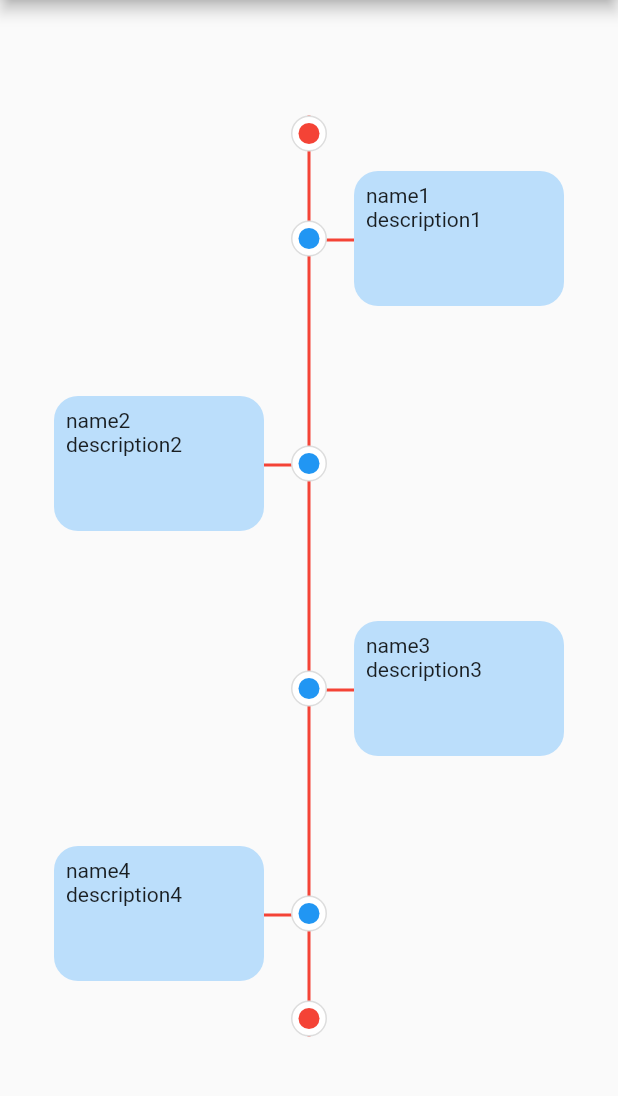
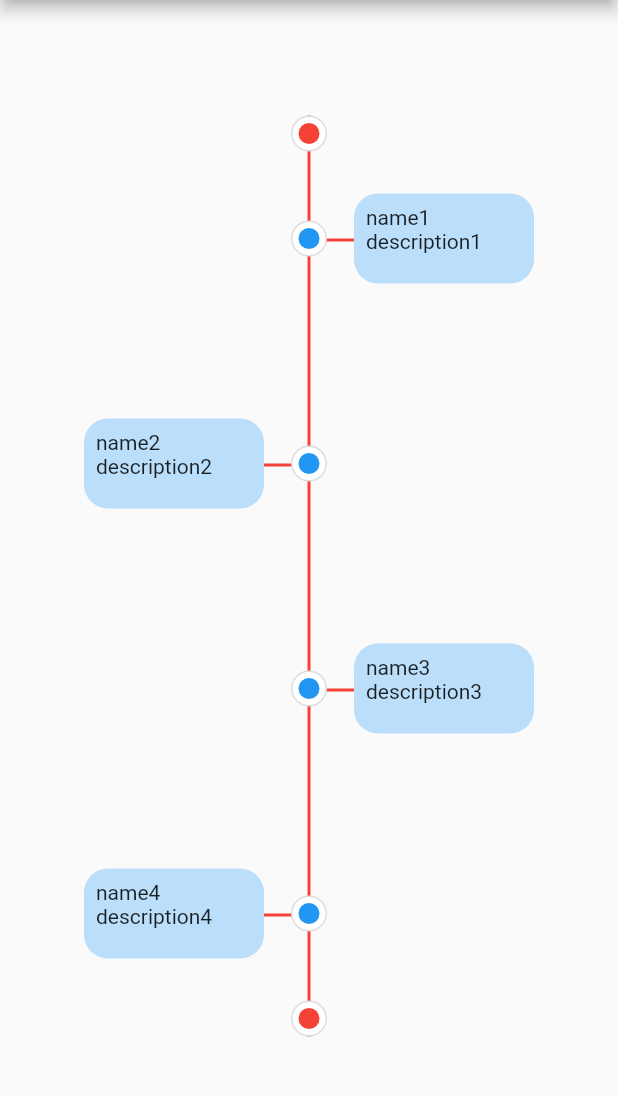
Before and after one commit to ilusi0n/JourneyPath, a Flutter app: the screen it shows after launch, on a phone screen of 412 x 824 dp, the part 84-1180 px from its top. Run offline on Flutter 3.47's test engine with Material 2 defaults, Android fonts, the phone set to English and light mode, and no system bars.

Commit message:
some refactor

```diff
--- a/example/lib/home_page.dart
+++ b/example/lib/home_page.dart
@@ -23,32 +23,13 @@ class HomePage extends StatelessWidget {
     color: Colors.red,
   );
 
-  final listInformationCard = <InformationCard>[
-    InformationCard(
-      name: 'name1',
-      description: 'description1',
-      height: 90,
-      width: 140,
-    ),
-    InformationCard(
-      name: 'name2',
-      description: 'description2',
-      height: 90,
-      width: 140,
-    ),
-    InformationCard(
-      name: 'name3',
-      description: 'description3',
-      height: 90,
-      width: 140,
-    ),
-    InformationCard(
-      name: 'name4',
-      description: 'description4',
-      height: 90,
-      width: 140,
-    )
-  ];
+  final InformationCard informationCard =
+      InformationCard(height: 60, width: 120, list: [
+    InformationCardDetails(name: 'name1', description: 'description1'),
+    InformationCardDetails(name: 'name2', description: 'description2'),
+    InformationCardDetails(name: 'name3', description: 'description3'),
+    InformationCardDetails(name: 'name4', description: 'description4'),
+  ]);
 
   @override
   Widget build(BuildContext context) {
@@ -62,7 +43,7 @@ class HomePage extends StatelessWidget {
             timeline: timeline,
             connectedDot: connectedDot,
             connectedLine: connectedLine,
-            listInformationCard: listInformationCard,
+            listInformationCard: informationCard,
           ),
         ),
       ),
--- a/lib/journey_path.dart
+++ b/lib/journey_path.dart
@@ -2,6 +2,7 @@ library journey_path;
 
 import 'package:flutter/material.dart';
 import 'package:journey_path/models/connected_line.dart';
+import 'package:quiver/strings.dart';
 
 import 'models/models.dart';
 
@@ -10,7 +11,7 @@ class JourneyPath extends StatelessWidget {
   final Timeline timeline;
   final ConnectedDot connectedDot;
   final ConnectedLine connectedLine;
-  final List<InformationCard> listInformationCard;
+  final InformationCard listInformationCard;
   const JourneyPath({
     @required this.timeline,
     @required this.connectedDot,
@@ -111,7 +112,7 @@ class JourneyPath extends StatelessWidget {
   }
 
   List<Widget> _buildInformationCard(
-    List<InformationCard> listInformationCard,
+    InformationCard listInformationCard,
     double screenHalfWidth,
     List<_ConnectedLineModel> listConnectedLine,
   ) {
@@ -119,13 +120,15 @@ class JourneyPath extends StatelessWidget {
     Widget card;
     var index = 0;
 
-    for (var info in listInformationCard) {
+    for (var info in listInformationCard.list) {
       card = Positioned(
         right: listConnectedLine.elementAt(index).isLeft
             ? screenHalfWidth -
-                (info.width + listConnectedLine.elementAt(index).size)
+                (listInformationCard.width +
+                    listConnectedLine.elementAt(index).size)
             : screenHalfWidth + listConnectedLine.elementAt(index).size,
-        top: listConnectedLine.elementAt(index).top - (info.height / 2),
+        top: listConnectedLine.elementAt(index).top -
+            (listInformationCard.height / 2),
         child: Container(
           decoration: BoxDecoration(
             color: Colors.blue[100],
@@ -133,15 +136,17 @@ class JourneyPath extends StatelessWidget {
               Radius.circular(16.0),
             ),
           ),
-          width: info.width,
-          height: info.height,
+          width: listInformationCard.width,
+          height: listInformationCard.height,
           child: Padding(
             padding: const EdgeInsets.all(8),
             child: Column(
               crossAxisAlignment: CrossAxisAlignment.start,
               children: <Widget>[
                 Text(info.name),
-                Text(info.description ?? ''),
+                isBlank(info.description)
+                    ? Container()
+                    : Text(info.description),
               ],
             ),
           ),
--- a/lib/models/information_card.dart
+++ b/lib/models/information_card.dart
@@ -1,15 +1,22 @@
 import 'package:flutter/material.dart';
 
 class InformationCard {
+  final double height;
+  final double width;
+  final List<InformationCardDetails> list;
+
+  InformationCard({
+    @required this.width,
+    @required this.height,
+    @required this.list,
+  });
+}
+
+class InformationCardDetails {
   final String name;
   final String description;
-  final double height;
-  final double width;
-
-  InformationCard({
+  InformationCardDetails({
     @required this.name,
-    @required this.width,
-    @required this.height,
     this.description,
   });
 }
```
